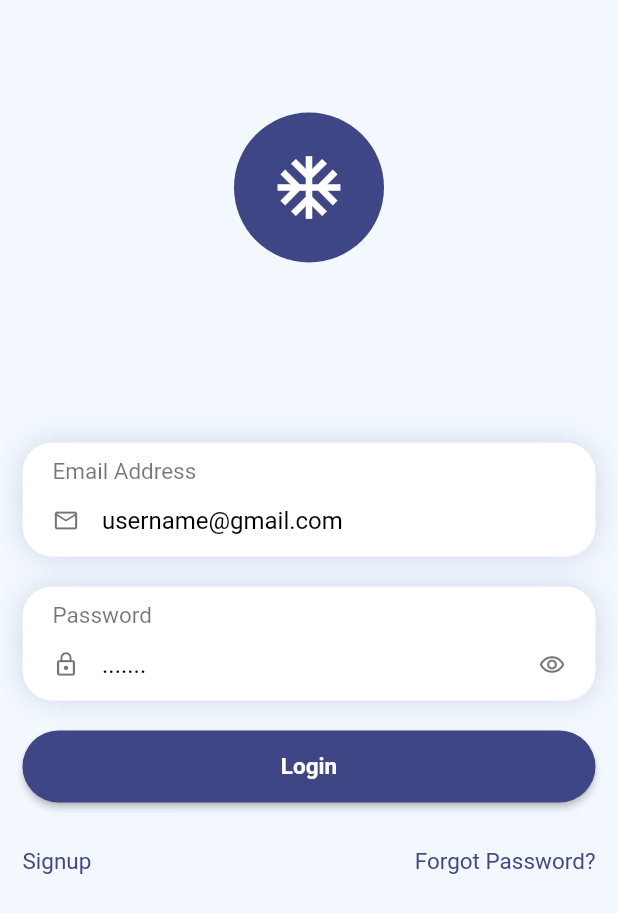
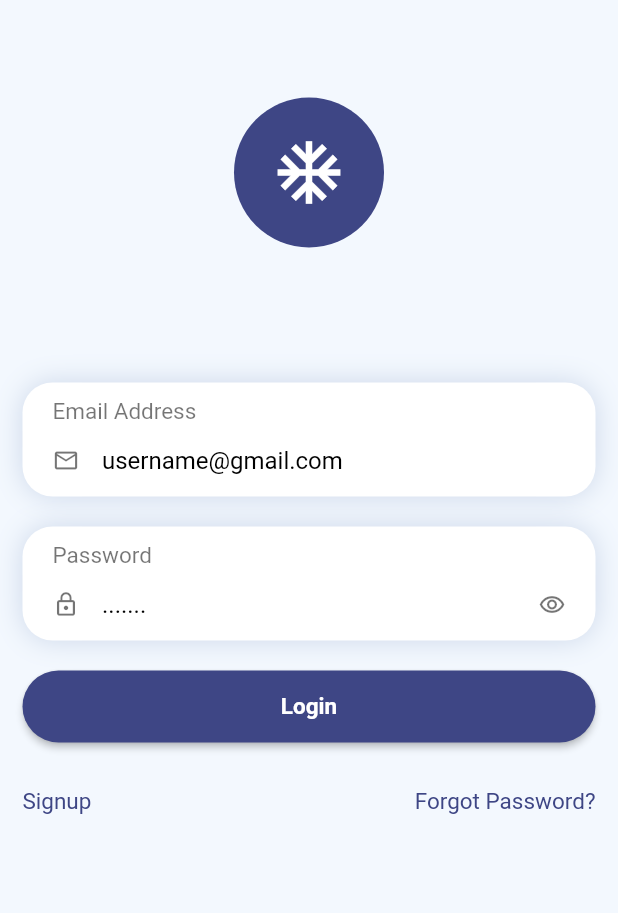
Before and after one commit to ruchitaruchitakamthe6797/dietsource_app, a Flutter app: the screen it shows after launch, on a phone screen of 412 x 824 dp. Shown: the top 913 px of the screen. Run offline on Flutter 3.47's test engine with Material 2 defaults, Android fonts, the phone set to English and light mode, and no system bars; Roboto replaces fonts that are missing (verdana_regular).

Commit message:
made some changes

```diff
--- a/lib/ui/login_page.dart
+++ b/lib/ui/login_page.dart
@@ -37,7 +37,7 @@ class _LoginPageState extends State<LoginPage> {
                 children: [
                   // Image.asset(''),
                   SizedBox(
-                    height: 60,
+                    height: 50,
                   ),
                   CircleAvatar(
                     backgroundColor: AppColors.buttonColor,
@@ -49,7 +49,7 @@ class _LoginPageState extends State<LoginPage> {
                     ), //Text
                   ),
                   SizedBox(
-                    height: 120,
+                    height: 90,
                   ),
                   _buildEmailFeild(),
                   SizedBox(
--- a/pubspec.yaml
+++ b/pubspec.yaml
@@ -35,6 +35,8 @@ dependencies:
   # Use with the CupertinoIcons class for iOS style icons.
   cupertino_icons: ^1.0.2
   http: 0.13.3
+  flutter_screenutil: ^5.0.1
+
 
 dev_dependencies:
   flutter_test:
```
Also changed, not shown: lib/ui/recent_transactions.dart (+17 -3 lines), pubspec.lock.
